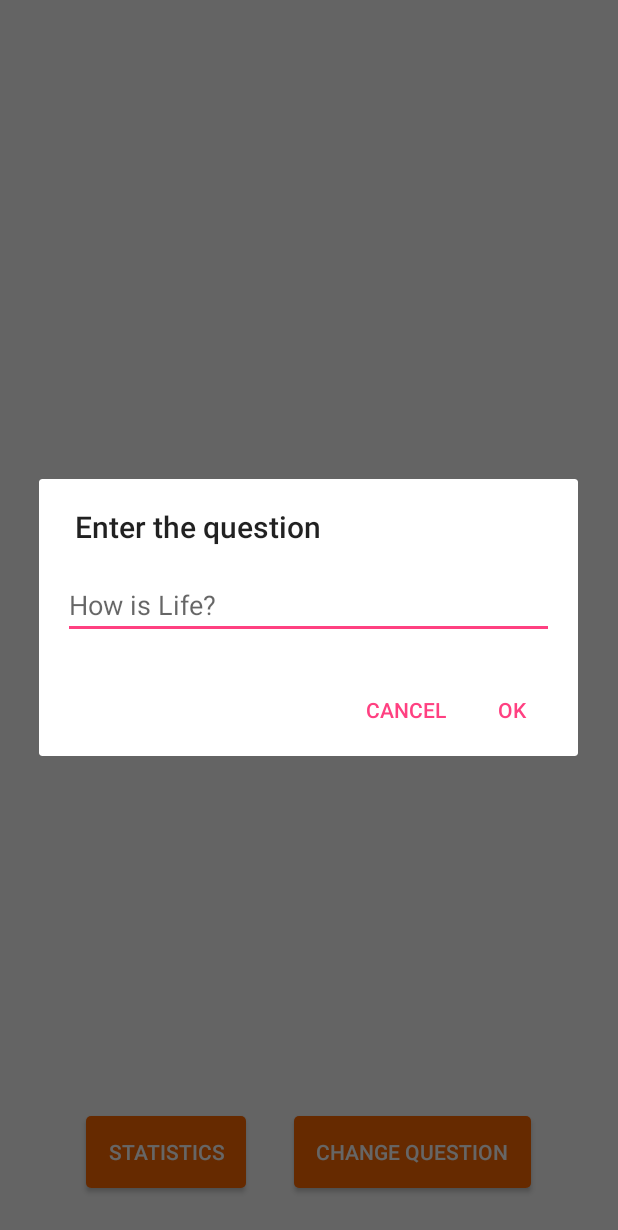
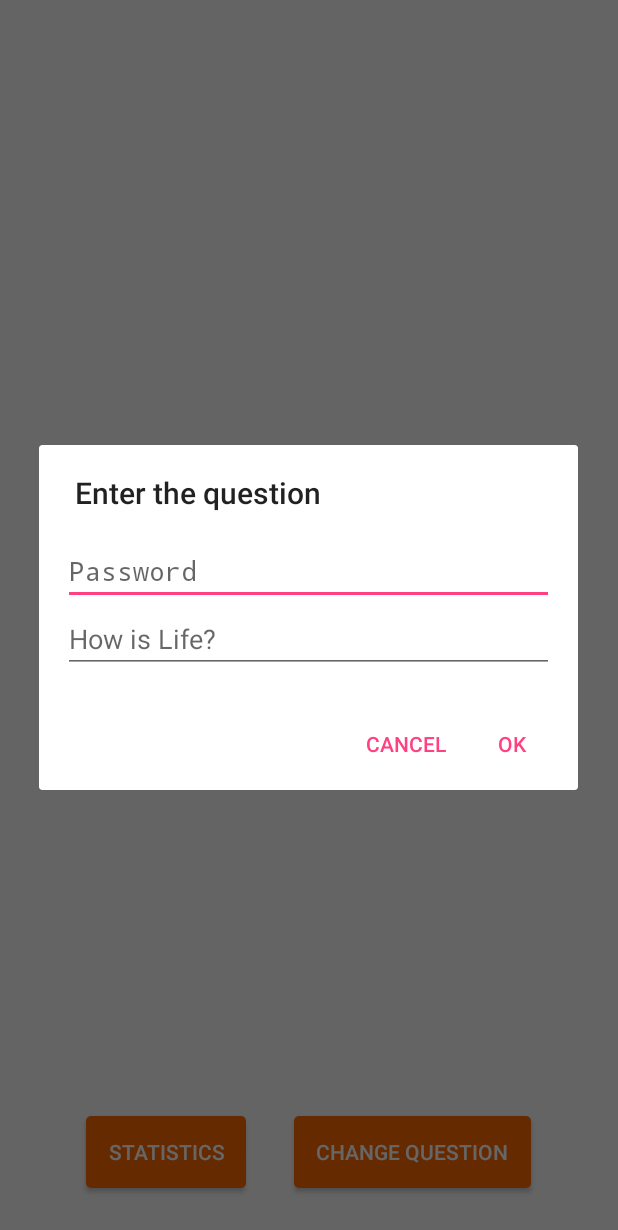
Before and after one commit to ZelsinkiHackWeek/howislife, an Android app: the screen it shows after launch (MainActivity), after a tap on "CHANGE QUESTION", on a phone screen of 412 x 824 dp. Shown: the top 1230 px of the screen. Run offline under Robolectric (Android 15) with nearby library versions, the phone set to English and light mode, and no system bars; our stand-ins replace ButterKnife, Firebase (no records; nobody signed in at launch, a user with empty details on screens opened directly), RxJava; libraries missing offline, so code that uses them is left out: com.fernandocejas.arrow; plain views replace PercentRelativeLayout; 1 statement that could not run was skipped.

Commit message:
super secure password protection for changing question

```diff
--- a/app/src/main/java/fi/questionofday/android/ui/activity/MainActivity.java
+++ b/app/src/main/java/fi/questionofday/android/ui/activity/MainActivity.java
@@ -3,12 +3,14 @@ package fi.questionofday.android.ui.activity;
 import android.annotation.SuppressLint;
 import android.app.AlertDialog;
 import android.os.Bundle;
+import android.text.TextUtils;
 import android.view.LayoutInflater;
 import android.view.View;
 import android.view.animation.AccelerateDecelerateInterpolator;
+import android.widget.Button;
 import android.widget.EditText;
-import android.widget.FrameLayout;
 import android.widget.ImageView;
+import android.widget.LinearLayout;
 import android.widget.TextView;
 import android.widget.Toast;
 
@@ -28,6 +30,7 @@ import fi.questionofday.android.ui.util.AnimationUtils;
 
 public class MainActivity extends BaseActivity implements MainActivityPresenter.MainActivityView {
 
+    private static final String SUPER_SECRET_PASSWORD = "gravity4ever";
     private MainActivityPresenter presenter;
     final Random random = new Random();
     final int minDelay = 150;
@@ -146,8 +149,7 @@ public class MainActivity extends BaseActivity implements MainActivityPresenter.
 
     @Override
     public void showError() {
-        Toast.makeText(this, "All the errors in the world happened all at once",
-                Toast.LENGTH_SHORT).show();
+        Toast.makeText(this, R.string.error_general, Toast.LENGTH_SHORT).show();
     }
 
     @OnClick({R.id.a_main_button_statistics})
@@ -159,17 +161,49 @@ public class MainActivity extends BaseActivity implements MainActivityPresenter.
     public void onChangeQuestionClick(View view) {
 
         @SuppressLint("InflateParams")
-        final FrameLayout layout = (FrameLayout) LayoutInflater.from(this)
+        final LinearLayout layout = (LinearLayout) LayoutInflater.from(this)
                 .inflate(R.layout.d_question, null);
+        final EditText pass = ButterKnife.findById(layout, R.id.d_question_password);
         final EditText edit = ButterKnife.findById(layout, R.id.d_question_edit);
-        new AlertDialog.Builder(this)
+        final AlertDialog dialog = new AlertDialog.Builder(this)
                 .setTitle(R.string.enter_the_question)
                 .setView(layout)
-                .setPositiveButton(android.R.string.ok, (dialog, which) ->
-                        getPresenter().submitQuestion(edit.getText().toString().trim()))
+                .setPositiveButton(android.R.string.ok, null) //Assigned later
                 .setNegativeButton(android.R.string.cancel, null)
-                .create()
-                .show();
+                .create();
+
+        dialog.setOnShowListener(dialog1 -> {
+
+            Button button = ((AlertDialog) dialog1).getButton(AlertDialog.BUTTON_POSITIVE);
+            button.setOnClickListener(view1 -> {
+                final String password = pass.getText().toString();
+                if (!SUPER_SECRET_PASSWORD.equals(password)) {
+                    Toast.makeText(getApplicationContext(), R.string.error_wrong_password,
+                            Toast.LENGTH_SHORT).show();
+                    pass.requestFocus();
+                    return;
+                }
+
+                final String text = edit.getText().toString().trim();
+                //No question, no submit
+                if (TextUtils.isEmpty(text)) {
+                    Toast.makeText(getApplicationContext(), R.string.error_empty_question,
+                            Toast.LENGTH_SHORT).show();
+                    return;
+                }
+
+                getPresenter().submitQuestion(text);
+                //Dismiss once everything is OK.
+                dialog1.dismiss();
+            });
+        });
+        dialog.show();
+    }
+
+    @Override
+    public void onQuestionSubmittedSuccessfully() {
+        Toast.makeText(getApplicationContext(), R.string.question_set_success,
+                Toast.LENGTH_SHORT).show();
     }
 
     @OnClick({R.id.a_main_button_super_happy,
--- a/app/src/main/res/layout/d_question.xml
+++ b/app/src/main/res/layout/d_question.xml
@@ -1,14 +1,23 @@
 <?xml version="1.0" encoding="utf-8"?>
-<FrameLayout
+<LinearLayout
         xmlns:android="http://schemas.android.com/apk/res/android"
         android:layout_width="match_parent"
         android:layout_height="wrap_content"
+        android:orientation="vertical"
         android:padding="@dimen/margin_small">
+
+    <EditText
+            android:id="@+id/d_question_password"
+            android:layout_width="match_parent"
+            android:layout_height="wrap_content"
+            android:inputType="textPassword"
+            android:hint="@string/password"/>
 
     <EditText
             android:id="@+id/d_question_edit"
             android:layout_width="match_parent"
             android:layout_height="wrap_content"
-            android:inputType="textCapSentences"
+            android:inputType="textCapSentences|textMultiLine"
+            android:maxLines="3"
             android:hint="@string/how_is_life"/>
-</FrameLayout>
+</LinearLayout>
--- a/app/src/main/res/values/strings.xml
+++ b/app/src/main/res/values/strings.xml
@@ -1,8 +1,13 @@
 <resources>
     <string name="app_name">Question of the Day</string>
     <string name="how_is_life">How is Life?</string>
+    <string name="password">Password</string>
     <string name="statistics">Statistics</string>
     <string name="thanks_for_feedback">Thanks</string>
     <string name="change_question">Change question</string>
     <string name="enter_the_question">Enter the question</string>
+    <string name="error_empty_question">Question cannot be empty!</string>
+    <string name="error_general">All the errors in the world happened all at once</string>
+    <string name="error_wrong_password">Wrong password!</string>
+    <string name="question_set_success">Question submitted successfully</string>
 </resources>
```
Also changed, not shown: app/src/main/java/fi/questionofday/android/ui/presenter/MainActivityPresenter.java (+8 -1 lines).
